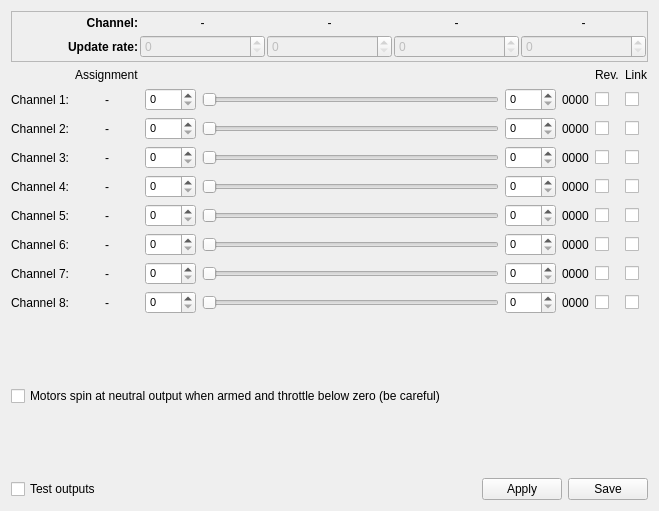
openpilot/OpenPilot, file ground/openpilotgcs/src/plugins/config/output.ui: the form before one commit.
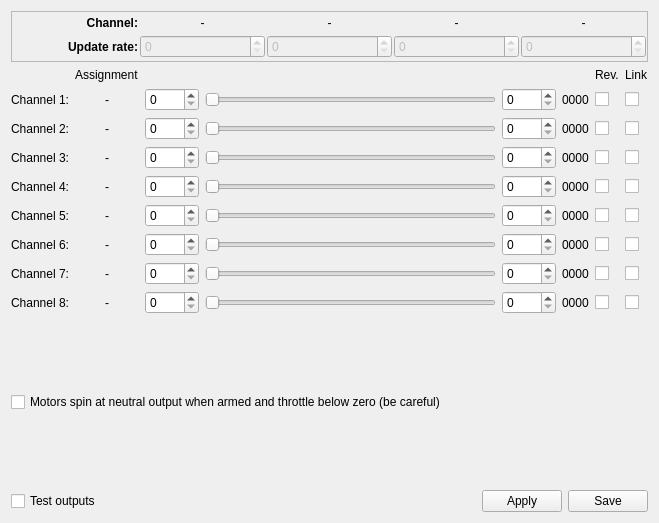
The form after the commit. Icons and pictures are not drawn.

Commit message: OP-550 UI Changes to make all fonts consistent in config gadget.  Drop in the bucket.

What changed in the file:
```diff
--- a/ground/openpilotgcs/src/plugins/config/output.ui
+++ b/ground/openpilotgcs/src/plugins/config/output.ui
@@ -7,7 +7,7 @@
     <x>0</x>
     <y>0</y>
     <width>659</width>
-    <height>511</height>
+    <height>523</height>
    </rect>
   </property>
   <property name="windowTitle">
@@ -223,11 +223,6 @@
        <property name="enabled">
         <bool>true</bool>
        </property>
-       <property name="font">
-        <font>
-         <pointsize>8</pointsize>
-        </font>
-       </property>
        <property name="toolTip">
         <string>&lt;!DOCTYPE HTML PUBLIC &quot;-//W3C//DTD HTML 4.0//EN&quot; &quot;http://www.w3.org/TR/REC-html40/strict.dtd&quot;&gt;
 &lt;html&gt;&lt;head&gt;&lt;meta name=&quot;qrichtext&quot; content=&quot;1&quot; /&gt;&lt;style type=&quot;text/css&quot;&gt;
@@ -258,11 +253,6 @@
        <property name="enabled">
         <bool>true</bool>
        </property>
-       <property name="font">
-        <font>
-         <pointsize>8</pointsize>
-        </font>
-       </property>
        <property name="toolTip">
         <string>&lt;!DOCTYPE HTML PUBLIC &quot;-//W3C//DTD HTML 4.0//EN&quot; &quot;http://www.w3.org/TR/REC-html40/strict.dtd&quot;&gt;
 &lt;html&gt;&lt;head&gt;&lt;meta name=&quot;qrichtext&quot; content=&quot;1&quot; /&gt;&lt;style type=&quot;text/css&quot;&gt;
@@ -341,11 +331,6 @@
        <property name="enabled">
         <bool>true</bool>
        </property>
-       <property name="font">
-        <font>
-         <pointsize>8</pointsize>
-        </font>
-       </property>
        <property name="maximum">
         <number>9999</number>
        </property>
@@ -369,11 +354,6 @@
        <property name="enabled">
         <bool>true</bool>
        </property>
-       <property name="font">
-        <font>
-         <pointsize>8</pointsize>
-        </font>
-       </property>
        <property name="maximum">
         <number>9999</number>
        </property>
@@ -428,11 +408,6 @@
        <property name="enabled">
         <bool>true</bool>
        </property>
-       <property name="font">
-        <font>
-         <pointsize>8</pointsize>
-        </font>
-       </property>
        <property name="maximum">
         <number>9999</number>
        </property>
@@ -456,11 +431,6 @@
        <property name="enabled">
         <bool>true</bool>
        </property>
-       <property name="font">
-        <font>
-         <pointsize>8</pointsize>
-        </font>
-       </property>
        <property name="maximum">
         <number>9999</number>
        </property>
@@ -515,11 +485,6 @@
        <property name="enabled">
         <bool>true</bool>
        </property>
-       <property name="font">
-        <font>
-         <pointsize>8</pointsize>
-        </font>
-       </property>
        <property name="maximum">
         <number>9999</number>
        </property>
@@ -543,11 +508,6 @@
        <property name="enabled">
         <bool>true</bool>
        </property>
-       <property name="font">
-        <font>
-         <pointsize>8</pointsize>
-        </font>
-       </property>
        <property name="maximum">
         <number>9999</number>
        </property>
@@ -599,11 +559,6 @@
      </item>
      <item row="5" column="2">
       <widget class="QSpinBox" name="ch4OutMin">
-       <property name="font">
-        <font>
-         <pointsize>8</pointsize>
-        </font>
-       </property>
        <property name="maximum">
         <number>9999</number>
        </property>
@@ -621,11 +576,6 @@
      </item>
      <item row="5" column="4">
       <widget class="QSpinBox" name="ch4OutMax">
-       <property name="font">
-        <font>
-         <pointsize>8</pointsize>
-        </font>
-       </property>
        <property name="maximum">
         <number>9999</number>
        </property>
@@ -677,11 +627,6 @@
      </item>
      <item row="6" column="2">
       <widget class="QSpinBox" name="ch5OutMin">
-       <property name="font">
-        <font>
-         <pointsize>8</pointsize>
-        </font>
-       </property>
        <property name="maximum">
         <number>9999</number>
        </property>
@@ -699,11 +644,6 @@
      </item>
      <item row="6" column="4">
       <widget class="QSpinBox" name="ch5OutMax">
-       <property name="font">
-        <font>
-         <pointsize>8</pointsize>
-        </font>
-       </property>
        <property name="maximum">
         <number>9999</number>
        </property>
@@ -762,11 +702,6 @@
      </item>
      <item row="7" column="2">
       <widget class="QSpinBox" name="ch6OutMin">
-       <property name="font">
-        <font>
-         <pointsize>8</pointsize>
-        </font>
-       </property>
        <property name="maximum">
         <number>9999</number>
        </property>
@@ -784,11 +719,6 @@
      </item>
      <item row="7" column="4">
       <widget class="QSpinBox" name="ch6OutMax">
-       <property name="font">
-        <font>
-         <pointsize>8</pointsize>
-        </font>
-       </property>
        <property name="maximum">
         <number>9999</number>
        </property>
@@ -833,11 +763,6 @@
      </item>
      <item row="8" column="2">
       <widget class="QSpinBox" name="ch7OutMin">
-       <property name="font">
-        <font>
-         <pointsize>8</pointsize>
-        </font>
-       </property>
        <property name="maximum">
         <number>9999</number>
        </property>
@@ -855,11 +780,6 @@
      </item>
      <item row="8" column="4">
       <widget class="QSpinBox" name="ch7OutMax">
-       <property name="font">
-        <font>
-         <pointsize>8</pointsize>
-        </font>
-       </property>
        <property name="maximum">
         <number>9999</number>
        </property>
```
The commit also changes 5 other files.
